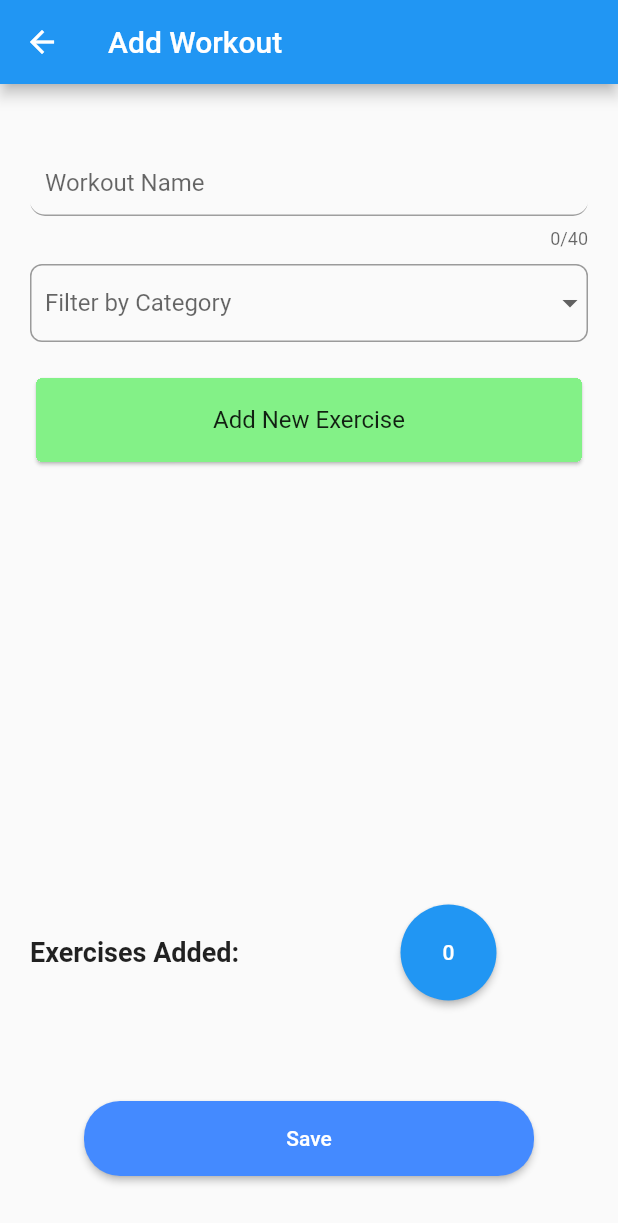
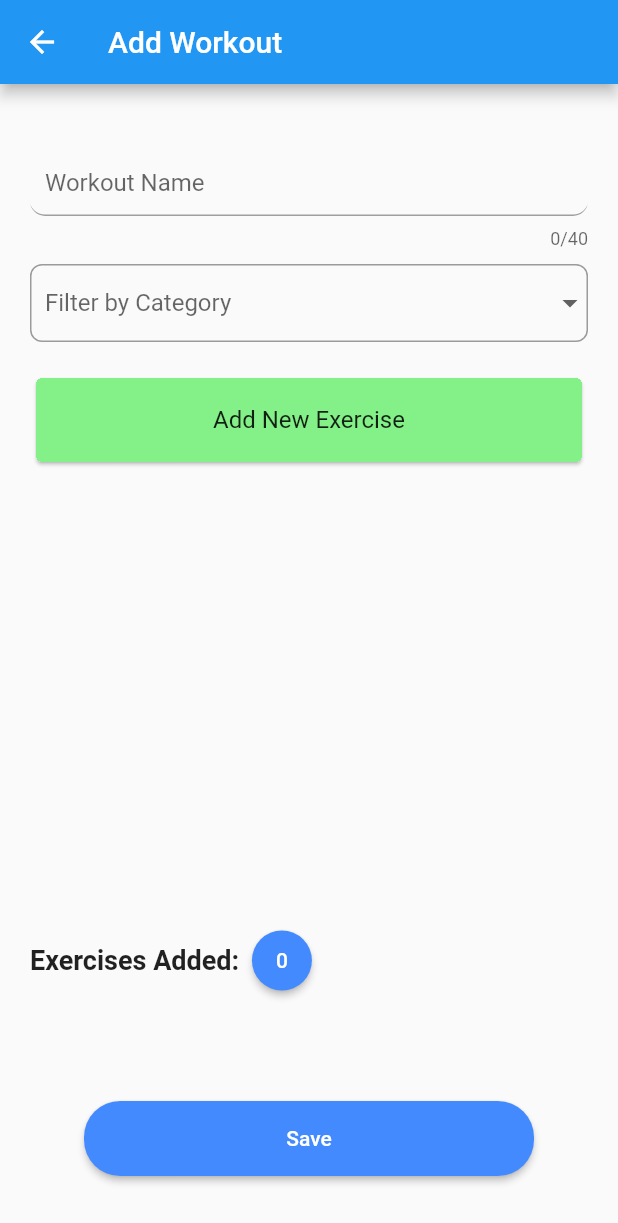
Before and after one commit to EmilsLipsans/sets_and_reps, a Flutter app: the CreateWorkoutRoute screen opened directly, on a phone screen of 412 x 824 dp. Shown: the top 1223 px of the screen. Run offline on Flutter 3.47's test engine with Material 2 defaults, Android fonts, the phone set to English and light mode, and no system bars; our stand-ins replace cloud_firestore, dropdown_button2, firebase_auth, firebase_core, google_fonts, table_calendar and 2 more; missing offline and left inert: firebase_ui_auth; accounts and stored records are empty.

Commit message:
Link Workout_create and Workout_exercises pages

```diff
--- a/lib/pages/workout_create.dart
+++ b/lib/pages/workout_create.dart
@@ -78,13 +78,12 @@ class _NewWorkoutState extends State<NewWorkout> {
   final _nameController = TextEditingController();
   String? selectedValue;
   int exercisesAdded = 0;
-  void _incrementCounter() {
+  List<ExerciseList> list = [];
+  void _incrementCounter(int count) {
     setState(() {
-      exercisesAdded++;
+      exercisesAdded = count;
     });
   }
-
-  List<ExerciseList> list = [];
 
   static const List<String> items = [
     'All',
@@ -217,32 +216,36 @@ class _NewWorkoutState extends State<NewWorkout> {
               ),
               Row(
                 children: [
-                  Expanded(
-                    child: Align(
-                      alignment: Alignment.topLeft,
-                      child: Text(
-                        'Exercises Added: ',
-                        style: TextStyle(
-                            fontWeight: FontWeight.bold, fontSize: 18),
-                      ),
+                  Align(
+                    alignment: Alignment.topLeft,
+                    child: Text(
+                      'Exercises Added: ',
+                      style:
+                          TextStyle(fontWeight: FontWeight.bold, fontSize: 18),
                     ),
                   ),
-                  Expanded(
-                    child: ElevatedButton(
+                  Align(
+                    alignment: Alignment.topLeft,
+                    child: MaterialButton(
+                      color: Colors.blueAccent,
                       onPressed: () {
                         Navigator.push(
                           context,
                           MaterialPageRoute(
                               builder: (context) => ExerciseListRoute(
                                     list: list,
+                                    incrementCounter: _incrementCounter,
                                   )),
                         );
                       },
-                      child: Text('$exercisesAdded'),
-                      style: ElevatedButton.styleFrom(
-                        shape: CircleBorder(),
-                        padding: EdgeInsets.all(24),
+                      height: 40,
+                      minWidth: 40,
+                      child: Text(
+                        '$exercisesAdded',
+                        style: TextStyle(color: Colors.white),
                       ),
+                      shape: CircleBorder(),
+                      padding: EdgeInsets.all(2),
                     ),
                   ),
                 ],
@@ -295,9 +298,9 @@ class _NewWorkoutState extends State<NewWorkout> {
             ),
             onPressed: () {
               if (exercisesAdded < 10) {
-                _incrementCounter();
                 list.add(
                     ExerciseList(name: message.name, docID: message.docID));
+                _incrementCounter(list.length);
               } else {
                 final snackBar = SnackBar(
                   content: const Text('Exercise List Full'),
--- a/lib/pages/workout_exercises.dart
+++ b/lib/pages/workout_exercises.dart
@@ -4,8 +4,10 @@ import 'package:gtk_flutter/utils/exercise_list.dart';
 
 class ExerciseListRoute extends StatefulWidget {
   @override
-  ExerciseListRoute({super.key, required this.list});
+  ExerciseListRoute(
+      {super.key, required this.list, required this.incrementCounter});
   final list;
+  final ValueChanged<int> incrementCounter;
   _ExerciseListRouteState createState() => _ExerciseListRouteState();
 }
 
@@ -60,6 +62,7 @@ class _ExerciseListRouteState extends State<ExerciseListRoute> {
                   onPressed: () {
                     remove(index);
                     setState(() {
+                      widget.incrementCounter(exercises.length);
                       if (exercises.length == 0) listEmpty = true;
                     });
                   }),
```
